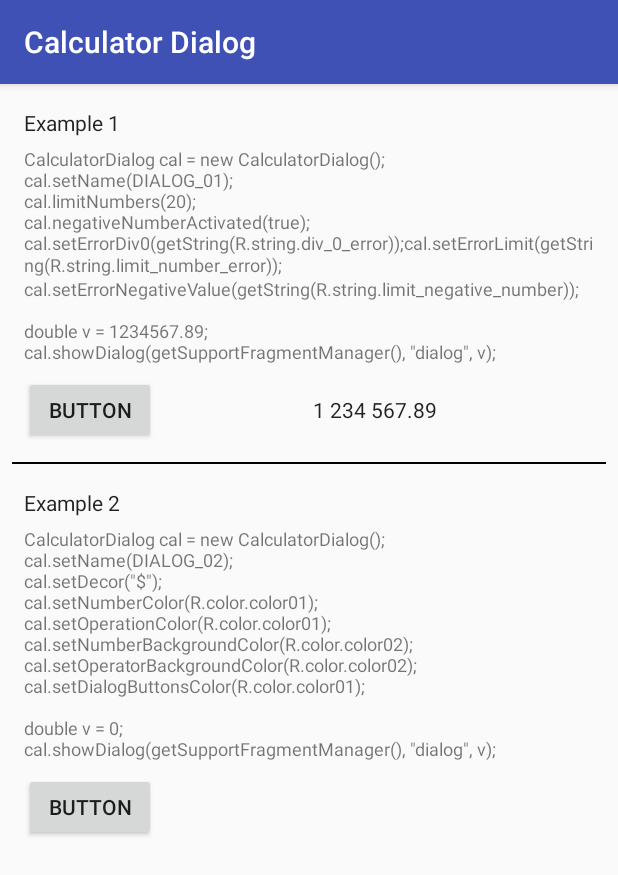
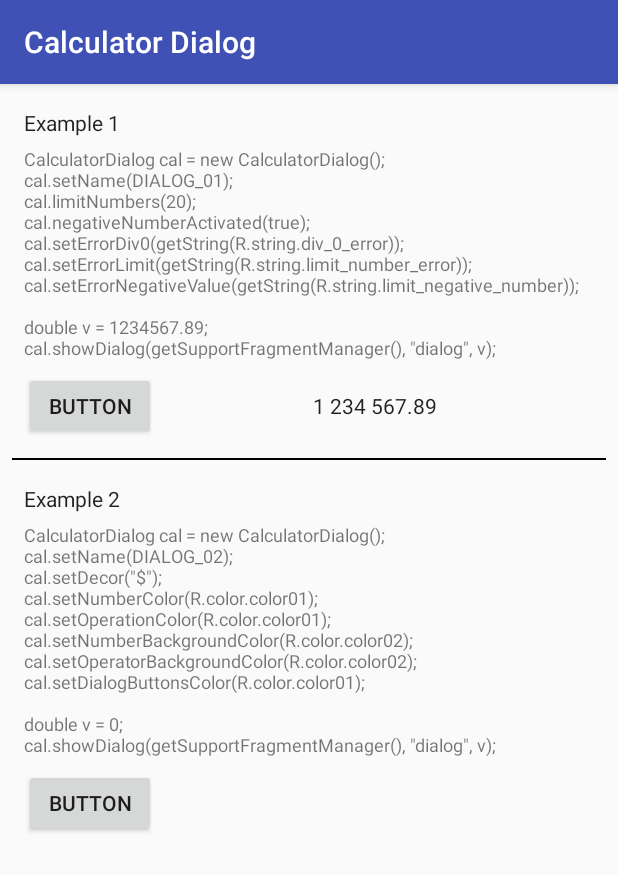
Before and after one commit to HeryLopez/CalculatorDialog, an Android app: the screen it shows after launch (ExampleActivity), on a phone screen of 412 x 824 dp. Shown: the top 875 px of the screen. Run offline under Robolectric (Android 15) with nearby library versions, the phone set to English and light mode, and no system bars.

Commit message:
Minor Changes.

```diff
--- a/Example/src/main/res/values/strings.xml
+++ b/Example/src/main/res/values/strings.xml
@@ -9,7 +9,7 @@
     <string name="button_label">Button</string>
 
     <string name="example_1">Example 1</string>
-    <string name="example_1_text">CalculatorDialog cal = new CalculatorDialog();\ncal.setName(DIALOG_01);\ncal.limitNumbers(20);\ncal.negativeNumberActivated(true);\ncal.setErrorDiv0(getString(R.string.div_0_error));\cal.setErrorLimit(getString(R.string.limit_number_error));\ncal.setErrorNegativeValue(getString(R.string.limit_negative_number));\n\ndouble v = 1234567.89;\ncal.showDialog(getSupportFragmentManager(), \"dialog\", v);</string>
+    <string name="example_1_text">CalculatorDialog cal = new CalculatorDialog();\ncal.setName(DIALOG_01);\ncal.limitNumbers(20);\ncal.negativeNumberActivated(true);\ncal.setErrorDiv0(getString(R.string.div_0_error));\ncal.setErrorLimit(getString(R.string.limit_number_error));\ncal.setErrorNegativeValue(getString(R.string.limit_negative_number));\n\ndouble v = 1234567.89;\ncal.showDialog(getSupportFragmentManager(), \"dialog\", v);</string>
 
     <string name="example_2">Example 2</string>
     <string name="example_2_text">CalculatorDialog cal = new CalculatorDialog();\ncal.setName(DIALOG_02);\ncal.setDecor(\"$\");\ncal.setNumberColor(R.color.color01);\ncal.setOperationColor(R.color.color01);\ncal.setNumberBackgroundColor(R.color.color02);\ncal.setOperatorBackgroundColor(R.color.color02);\ncal.setDialogButtonsColor(R.color.color01);\n\ndouble v = 0;\ncal.showDialog(getSupportFragmentManager(), \"dialog\", v);</string>
```
